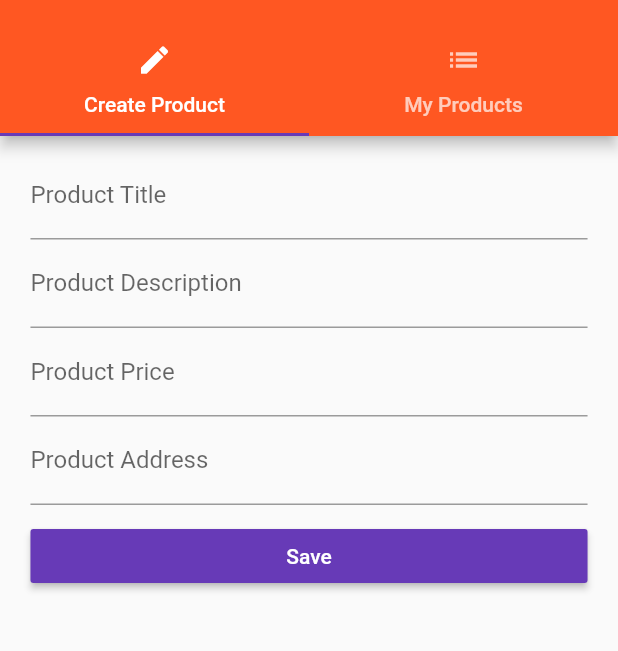
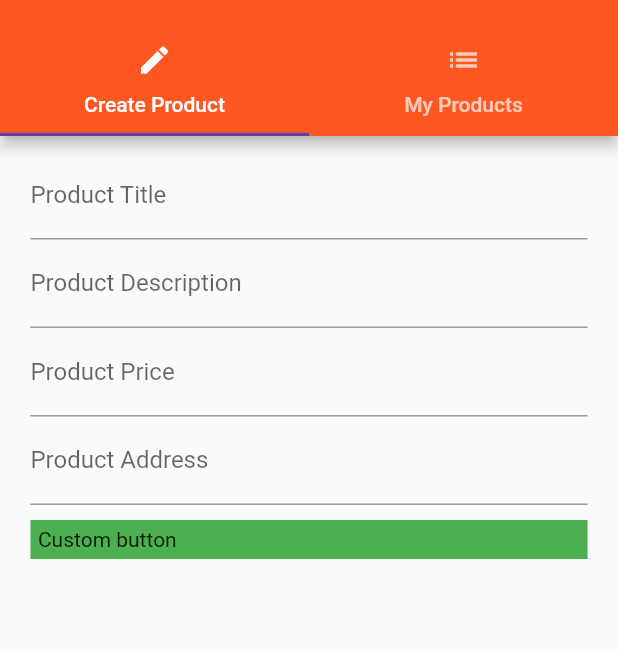
Before and after one commit to FrancaTM/flutter_learn_course_udemy, a Flutter app: the ProductsAdminPage screen opened by its route, on a phone screen of 412 x 824 dp, the part 59-710 px from its top. Run offline on Flutter 3.47's test engine with Material 2 defaults, Android fonts, the phone set to English and light mode, and no system bars.

Commit message:
Adiciona gesture detector para "custom button"

```diff
--- a/lib/pages/product_create.dart
+++ b/lib/pages/product_create.dart
@@ -94,10 +94,18 @@ class _ProductCreatePageState extends State<ProductCreatePage> {
           _buildAddressTextField(),
           SizedBox(height: 10.0),
           // TODO: Refatorar RaisedButton?
-          RaisedButton(
-            child: Text('Save'),
-            textColor: Colors.white,
-            onPressed: _submitForm,
+          // RaisedButton(
+          //   child: Text('Save'),
+          //   textColor: Colors.white,
+          //   onPressed: _submitForm,
+          // ),
+          GestureDetector(
+            onTap: _submitForm,
+            child: Container(
+              padding: EdgeInsets.all(5.0),
+              color: Colors.green,
+              child: Text('Custom button'),
+            ),
           ),
         ],
       ),
```
